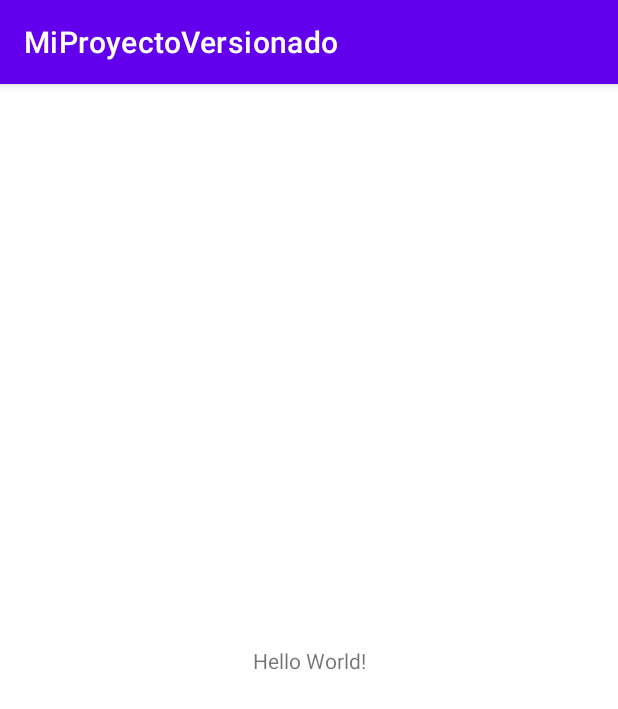
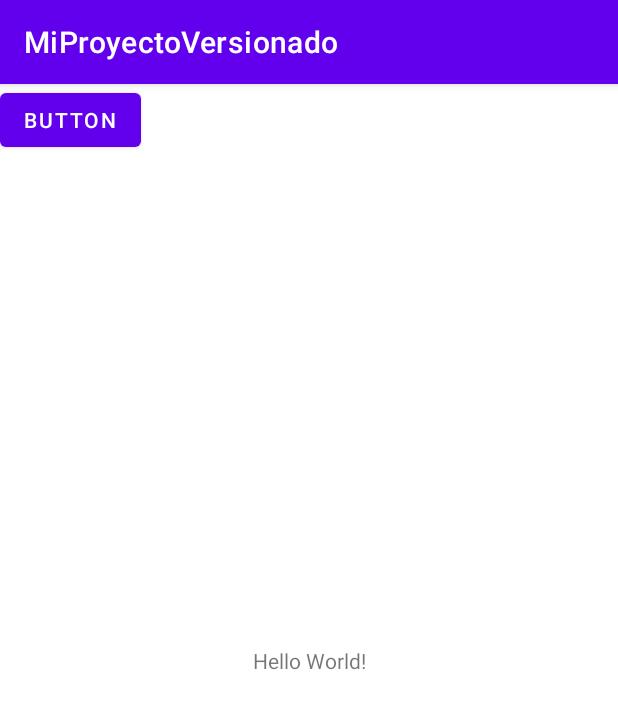
Before and after one commit to profe-givox/MiProyectoVersionado, an Android app: the screen it shows after launch (MainActivity), on a phone screen of 412 x 824 dp. Shown: the top 709 px of the screen. Run offline under Robolectric (Android 15) with nearby library versions, the phone set to English and light mode, and no system bars.

Commit message:
Se agregaron un layout y ub boton

```diff
--- a/app/src/main/java/net/ivanvega/miproyectoversionado/MainActivity.kt
+++ b/app/src/main/java/net/ivanvega/miproyectoversionado/MainActivity.kt
@@ -2,8 +2,12 @@ package net.ivanvega.miproyectoversionado
 
 import androidx.appcompat.app.AppCompatActivity
 import android.os.Bundle
+import android.widget.TextView
 
 class MainActivity : AppCompatActivity() {
+
+    lateinit var lbl : TextView
+
     override fun onCreate(savedInstanceState: Bundle?) {
         super.onCreate(savedInstanceState)
         setContentView(R.layout.activity_main)
--- a/app/src/main/res/layout/activity_main.xml
+++ b/app/src/main/res/layout/activity_main.xml
@@ -15,4 +15,12 @@
         app:layout_constraintStart_toStartOf="parent"
         app:layout_constraintTop_toTopOf="parent" />
 
+    <Button
+        android:id="@+id/button"
+        android:layout_width="wrap_content"
+        android:layout_height="wrap_content"
+        android:text="Button"
+        tools:layout_editor_absoluteX="158dp"
+        tools:layout_editor_absoluteY="431dp" />
+
 </androidx.constraintlayout.widget.ConstraintLayout>
--- /dev/null
+++ b/app/src/main/res/layout/layout_about.xml
@@ -0,0 +1,6 @@
+<?xml version="1.0" encoding="utf-8"?>
+<LinearLayout xmlns:android="http://schemas.android.com/apk/res/android"
+    android:layout_width="match_parent"
+    android:layout_height="match_parent">
+
+</LinearLayout>
```
